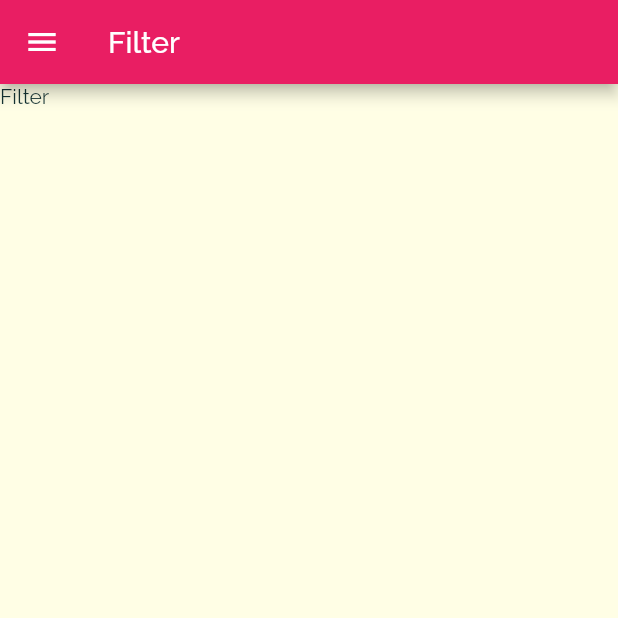
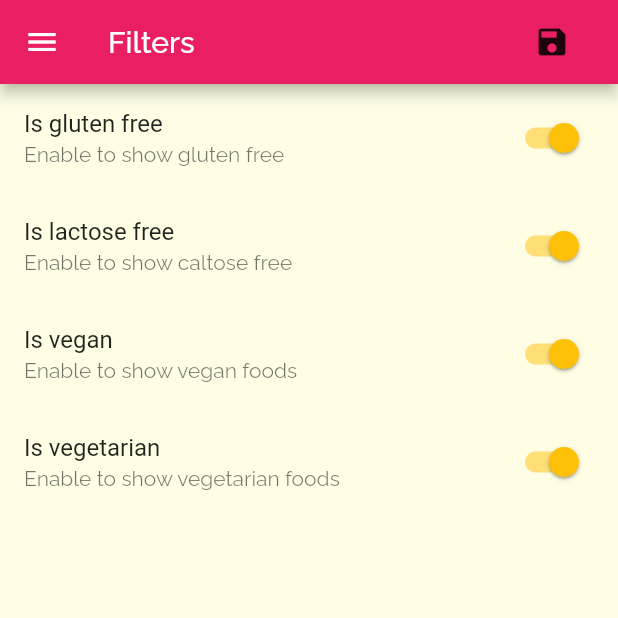
Before and after one commit to syntaxerror00100/mobile_flutter_shop_app, a Flutter app: the FilterPage screen opened by its route, on a phone screen of 412 x 824 dp, the top half of it. Run offline on Flutter 3.47's test engine with Material 2 defaults, Android fonts, the phone set to English and light mode, and no system bars.

Commit message:
added dirty state management and allow user to filter

```diff
--- /dev/null
+++ b/lib/Models/FilterModel.dart
@@ -0,0 +1,9 @@
+class FilterModel {
+  bool isGlutenFree;
+  bool isLactoseFree;
+  bool isVegan;
+  bool isVegetarian;
+
+  FilterModel(
+      this.isGlutenFree, this.isLactoseFree, this.isVegan, this.isVegetarian);
+}
--- a/lib/Pages/Categories/CategoryItem.dart
+++ b/lib/Pages/Categories/CategoryItem.dart
@@ -19,7 +19,7 @@ class CategoryItem extends StatelessWidget {
       child: Container(
         child: Text(
           category.title,
-          style: Theme.of(context).textTheme.title,
+          style: Theme.of(context).textTheme.headline1,
         ),
         padding: const EdgeInsets.all(15),
         decoration: BoxDecoration(
--- a/lib/Pages/Filters/FilterPage.dart
+++ b/lib/Pages/Filters/FilterPage.dart
@@ -1,18 +1,83 @@
 import 'package:flutter/material.dart';
+import 'package:shop_app/Models/FilterModel.dart';
 import '../MainDrawer.dart';
 
-class FilterPage extends StatelessWidget {
+class FilterPage extends StatefulWidget {
   static const route = 'filter-page';
+
+  final Function saveFilterHandler;
+  final FilterModel filterInitialValue;
+
+  const FilterPage(this.saveFilterHandler, this.filterInitialValue);
+
+  @override
+  _FilterPageState createState() => _FilterPageState();
+}
+
+class _FilterPageState extends State<FilterPage> {
+  FilterModel filterModel;
+  @override
+  void initState() {
+    filterModel = widget.filterInitialValue;
+    super.initState();
+  }
+
   @override
   Widget build(BuildContext context) {
     return Scaffold(
       appBar: AppBar(
-        title: Text('Filter'),
+        title: Text('Filters'),
+        actions: <Widget>[
+          FlatButton(
+            onPressed: () {
+              widget.saveFilterHandler(filterModel);
+            },
+            child: Icon(Icons.save),
+          ),
+        ],
       ),
       drawer: Drawer(
         child: MainDrawer(),
       ),
-      body: Text('Filter'),
+      body: Column(
+        children: <Widget>[
+          _buildSwitchListTile(filterModel.isGlutenFree, 'Is gluten free',
+              'Enable to show gluten free', (val) {
+            setState(() {
+              filterModel.isGlutenFree = val;
+            });
+          }),
+          _buildSwitchListTile(filterModel.isLactoseFree, 'Is lactose free',
+              'Enable to show caltose free', (val) {
+            setState(() {
+              filterModel.isLactoseFree = val;
+            });
+          }),
+          _buildSwitchListTile(
+              filterModel.isVegan, 'Is vegan', 'Enable to show vegan foods',
+              (val) {
+            setState(() {
+              filterModel.isVegan = val;
+            });
+          }),
+          _buildSwitchListTile(filterModel.isVegetarian, 'Is vegetarian',
+              'Enable to show vegetarian foods', (val) {
+            setState(() {
+              filterModel.isVegetarian = val;
+            });
+          }),
+        ],
+      ),
+    );
+  }
+
+  Widget _buildSwitchListTile(
+      bool value, String title, String subTitle, Function onChange) {
+    return SwitchListTile(
+      value: value,
+      title: Text(title),
+      subtitle: Text(subTitle),
+      onChanged: onChange,
     );
   }
 }
--- a/lib/Pages/MealDetails/MealDetailsPage.dart
+++ b/lib/Pages/MealDetails/MealDetailsPage.dart
@@ -86,7 +86,7 @@ class MealDetailsPage extends StatelessWidget {
       margin: EdgeInsets.symmetric(vertical: 10),
       child: Text(
         text,
-        style: Theme.of(ctx).textTheme.title,
+        style: Theme.of(ctx).textTheme.headline1,
       ),
     );
   }
--- a/lib/main.dart
+++ b/lib/main.dart
@@ -1,6 +1,7 @@
 import 'dart:ui';
 
 import 'package:flutter/material.dart';
+import 'package:shop_app/Models/FilterModel.dart';
 import './Pages/MealDetails/MealDetailsPage.dart';
 import './Pages/CategoryMeals/CategoryMealsPage.dart';
 import './Pages/TabsPage.dart';
@@ -9,10 +10,25 @@ import './Pages/Filters/FilterPage.dart';
 // iTS JUST A COMMENT
 void main() => runApp(MyApp());
 
-class MyApp extends StatelessWidget {
+class MyApp extends StatefulWidget {
   // This widget is the root of your application.
   @override
+  _MyAppState createState() => _MyAppState();
+}
+
+class _MyAppState extends State<MyApp> {
+  var mealFilter = new FilterModel(true, true, true, true);
+
+  void updateFilterHandler(FilterModel filterModel) {
+    print(filterModel);
+    setState(() {
+      mealFilter = filterModel;
+    });
+  }
+
+  @override
   Widget build(BuildContext context) {
+    print(mealFilter);
     return MaterialApp(
       title: 'Lets start a meal',
       theme: ThemeData(
@@ -21,9 +37,9 @@ class MyApp extends StatelessWidget {
           canvasColor: Color.fromRGBO(255, 254, 229, 1),
           fontFamily: 'Raleway',
           textTheme: ThemeData.light().textTheme.copyWith(
-              body1: TextStyle(color: Color.fromRGBO(20, 51, 51, 1)),
-              body2: TextStyle(color: Color.fromRGBO(20, 51, 51, 1)),
-              title: TextStyle(
+              bodyText1: TextStyle(color: Color.fromRGBO(20, 51, 51, 1)),
+              bodyText2: TextStyle(color: Color.fromRGBO(20, 51, 51, 1)),
+              headline1: TextStyle(
                   fontSize: 20,
                   fontWeight: FontWeight.bold,
                   fontFamily: 'RobotoCondensed'))),
@@ -33,8 +49,9 @@ class MyApp extends StatelessWidget {
         "/": (ctx) =>
             TabsMainPage(), // MyHomePage(title: 'Flutter Demo Home Page'),
         MealDetailsPage.route: (ctx) => new MealDetailsPage(),
-        CategoryMealPage.route: (ctx) => new CategoryMealPage(),
-        FilterPage.route: (ctx) => new FilterPage()
+        CategoryMealPage.route: (ctx) => new CategoryMealPage(mealFilter),
+        FilterPage.route: (ctx) =>
+            new FilterPage(updateFilterHandler, mealFilter)
       },
     );
   }
```
Also changed, not shown: lib/Pages/CategoryMeals/CategoryMealsPage.dart (+15 -2 lines), pubspec.lock.
